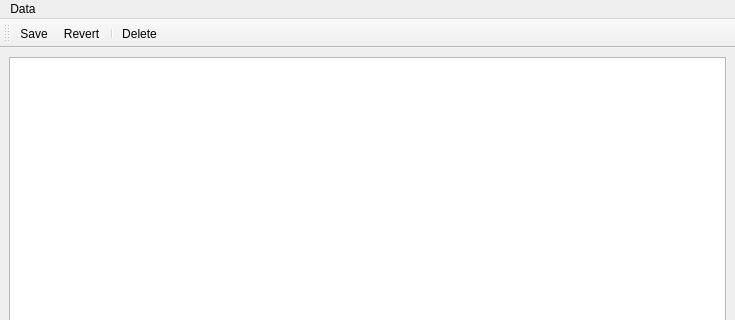
Above: src/qisit/qt/dataeditor/ui/data_editor.ui from mnowiasz/qisit before the change; both pictures show x 0 to 735 and y 0 to 320 of the 735 by 552 pixel window. Below: the same form after it.
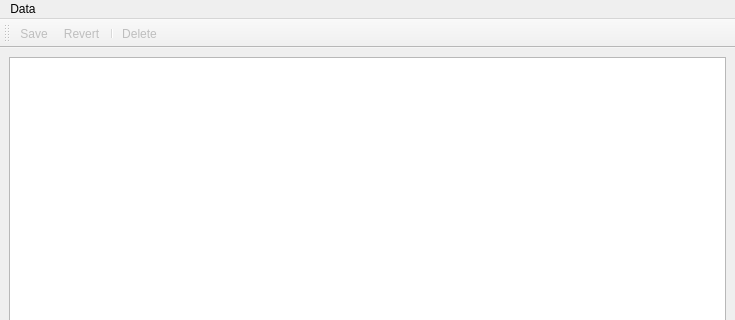
That is the form after the change. Icons and pictures are not drawn.

Commit message: Started work for setting data/reverting/saving

What changed in the file:
```diff
--- a/src/qisit/qt/dataeditor/ui/data_editor.ui
+++ b/src/qisit/qt/dataeditor/ui/data_editor.ui
@@ -71,6 +71,9 @@
    <addaction name="actionDelete"/>
   </widget>
   <action name="actionSave">
+   <property name="enabled">
+    <bool>false</bool>
+   </property>
    <property name="icon">
     <iconset resource="../../resources/resources.qrc">
      <normaloff>:/icons/disk.png</normaloff>:/icons/disk.png</iconset>
@@ -80,6 +83,9 @@
    </property>
   </action>
   <action name="actionRevert">
+   <property name="enabled">
+    <bool>false</bool>
+   </property>
    <property name="icon">
     <iconset resource="../../resources/resources.qrc">
      <normaloff>:/icons/arrow-return-180-left.png</normaloff>:/icons/arrow-return-180-left.png</iconset>
@@ -89,6 +95,9 @@
    </property>
   </action>
   <action name="actionDelete">
+   <property name="enabled">
+    <bool>false</bool>
+   </property>
    <property name="icon">
     <iconset resource="../../resources/resources.qrc">
      <normaloff>:/icons/minus.png</normaloff>:/icons/minus.png</iconset>
```
The commit also changes 3 other files.
